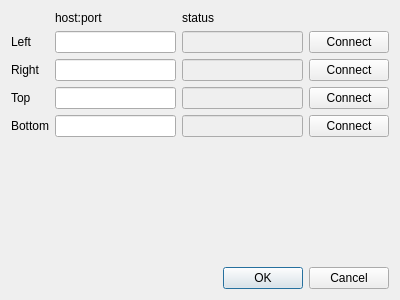
This is LifeQt/networkui.ui in TimSC/primordial as Qt 5 draws it before an edit. The edited form follows.
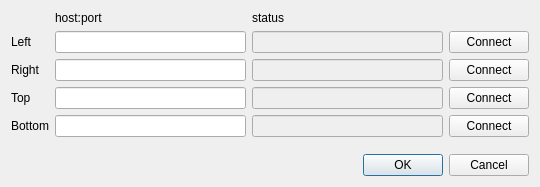
This is the edited form.

Patch:
```diff
--- a/LifeQt/networkui.ui
+++ b/LifeQt/networkui.ui
@@ -6,8 +6,8 @@
    <rect>
     <x>0</x>
     <y>0</y>
-    <width>400</width>
-    <height>300</height>
+    <width>540</width>
+    <height>187</height>
    </rect>
   </property>
   <property name="windowTitle">
```
